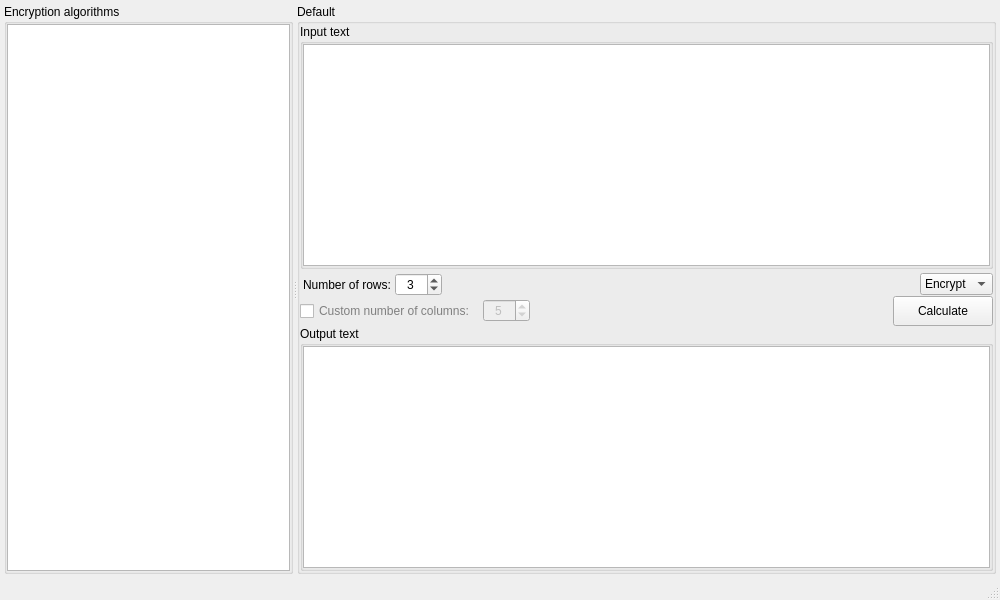
This is src/gui/mainwindow.ui in vasilypht/crypto-methods as Qt 5 draws it before an edit. The edited form follows.
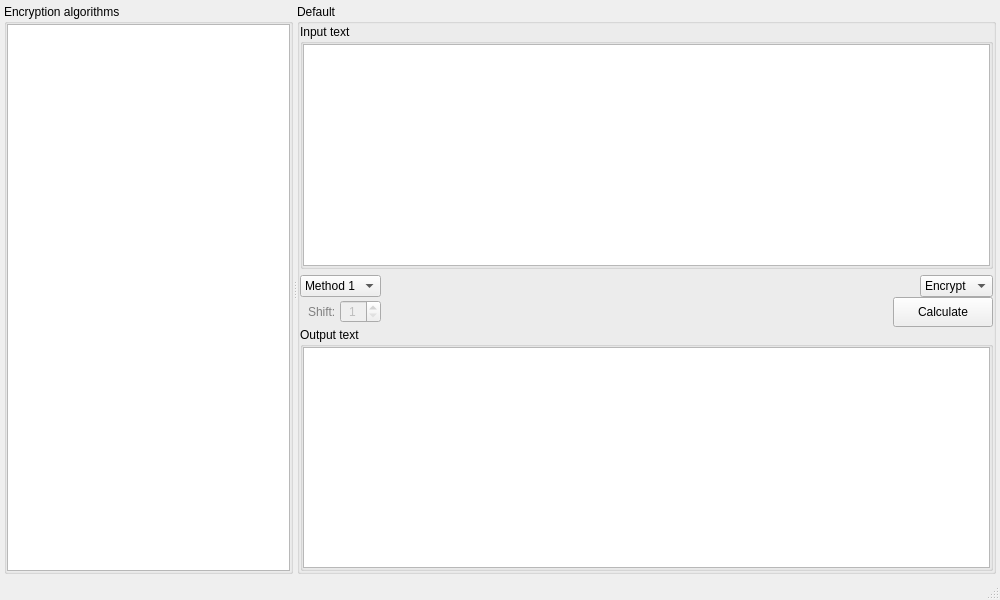
This is the edited form.

What changed in the file:
```diff
--- a/src/gui/mainwindow.ui
+++ b/src/gui/mainwindow.ui
@@ -116,7 +116,7 @@
            </size>
           </property>
           <property name="currentIndex">
-           <number>2</number>
+           <number>3</number>
           </property>
           <widget class="QWidget" name="page_0">
            <layout class="QVBoxLayout" name="verticalLayout_4">
@@ -567,6 +567,224 @@
             </item>
            </layout>
           </widget>
+          <widget class="QWidget" name="page_3">
+           <layout class="QVBoxLayout" name="verticalLayout_13">
+            <property name="spacing">
+             <number>0</number>
+            </property>
+            <property name="leftMargin">
+             <number>0</number>
+            </property>
+            <property name="topMargin">
+             <number>0</number>
+            </property>
+            <property name="rightMargin">
+             <number>0</number>
+            </property>
+            <property name="bottomMargin">
+             <number>0</number>
+            </property>
+            <item>
+             <widget class="QGroupBox" name="page_3_group_box_input">
+              <property name="title">
+               <string>Input text</string>
+              </property>
+              <layout class="QVBoxLayout" name="verticalLayout_11">
+               <property name="spacing">
+                <number>0</number>
+               </property>
+               <property name="leftMargin">
+                <number>0</number>
+               </property>
+               <property name="topMargin">
+                <number>0</number>
+               </property>
+               <property name="rightMargin">
+                <number>0</number>
+               </property>
+               <property name="bottomMargin">
+                <number>0</number>
+               </property>
+               <item>
+                <widget class="QTextEdit" name="page_3_text_edit_input"/>
+               </item>
+              </layout>
+             </widget>
+            </item>
+            <item>
+             <layout class="QHBoxLayout" name="page_3_horizontal_layout_1">
+              <property name="topMargin">
+               <number>6</number>
+              </property>
+              <item>
+               <widget class="QComboBox" name="page_3_combo_box_method">
+                <property name="sizePolicy">
+                 <sizepolicy hsizetype="Fixed" vsizetype="Fixed">
+                  <horstretch>0</horstretch>
+                  <verstretch>0</verstretch>
+                 </sizepolicy>
+                </property>
+                <item>
+                 <property name="text">
+                  <string>Method 1</string>
+                 </property>
+                </item>
+                <item>
+                 <property name="text">
+                  <string>Method 2</string>
+                 </property>
+                </item>
+                <item>
+                 <property name="text">
+                  <string>Method 3</string>
+                 </property>
+                </item>
+               </widget>
+              </item>
+              <item>
+               <spacer name="page_3_horizontal_spacer_1">
+                <property name="orientation">
+                 <enum>Qt::Horizontal</enum>
+                </property>
+                <property name="sizeHint" stdset="0">
+                 <size>
+                  <width>40</width>
+                  <height>20</height>
+                 </size>
+                </property>
+               </spacer>
+              </item>
+              <item>
+               <widget class="QComboBox" name="page_3_combo_box_type">
+                <property name="sizePolicy">
+                 <sizepolicy hsizetype="Fixed" vsizetype="Fixed">
+                  <horstretch>0</horstretch>
+                  <verstretch>0</verstretch>
+                 </sizepolicy>
+                </property>
+                <item>
+                 <property name="text">
+                  <string>Encrypt</string>
+                 </property>
+                </item>
+                <item>
+                 <property name="text">
+                  <string>Decrypt</string>
+                 </property>
+                </item>
+               </widget>
+              </item>
+             </layout>
+            </item>
+            <item>
+             <layout class="QHBoxLayout" name="page_3_horizontal_layout_2">
+              <property name="spacing">
+               <number>4</number>
+              </property>
+              <property name="leftMargin">
+               <number>8</number>
+              </property>
+              <item>
+               <widget class="QLabel" name="page_3_label_shift">
+                <property name="sizePolicy">
+                 <sizepolicy hsizetype="Fixed" vsizetype="Fixed">
+                  <horstretch>0</horstretch>
+                  <verstretch>0</verstretch>
+                 </sizepolicy>
+                </property>
+                <property name="styleSheet">
+                 <string notr="true">color: grey</string>
+                </property>
+                <property name="text">
+                 <string>Shift:</string>
+                </property>
+               </widget>
+              </item>
+              <item>
+               <widget class="QSpinBox" name="page_3_spin_box_shift">
+                <property name="enabled">
+                 <bool>false</bool>
+                </property>
+                <property name="alignment">
+                 <set>Qt::AlignCenter</set>
+                </property>
+                <property name="minimum">
+                 <number>1</number>
+                </property>
+                <property name="singleStep">
+                 <number>2</number>
+                </property>
+               </widget>
+              </item>
+              <item>
+               <spacer name="page_3_horizontal_spacer_2">
+                <property name="orientation">
+                 <enum>Qt::Horizontal</enum>
+                </property>
+                <property name="sizeHint" stdset="0">
+                 <size>
+                  <width>40</width>
+                  <height>20</height>
+                 </size>
+                </property>
+               </spacer>
+              </item>
+              <item>
+               <widget class="QPushButton" name="page_3_button_calc">
+                <property name="sizePolicy">
+                 <sizepolicy hsizetype="Fixed" vsizetype="Fixed">
+                  <horstretch>0</horstretch>
+                  <verstretch>0</verstretch>
+                 </sizepolicy>
+                </property>
+                <property name="minimumSize">
+                 <size>
+                  <width>100</width>
+                  <height>30</height>
+                 </size>
+                </property>
+                <property name="baseSize">
+                 <size>
+                  <width>0</width>
+                  <height>0</height>
+                 </size>
+                </property>
+                <property name="text">
+                 <string>Calculate</string>
+                </property>
+               </widget>
+              </item>
+             </layout>
+            </item>
+            <item>
+             <widget class="QGroupBox" name="page_3_group_box_output">
+              <property name="title">
+               <string>Output text</string>
+              </property>
+              <layout class="QVBoxLayout" name="verticalLayout_12">
+               <property name="spacing">
+                <number>0</number>
+               </property>
+               <property name="leftMargin">
+                <number>0</number>
+               </property>
+               <property name="topMargin">
+                <number>0</number>
+               </property>
+               <property name="rightMargin">
+                <number>0</number>
+               </property>
+               <property name="bottomMargin">
+                <number>0</number>
+               </property>
+               <item>
+                <widget class="QTextEdit" name="page_3_text_edit_output"/>
+               </item>
+              </layout>
+             </widget>
+            </item>
+           </layout>
+          </widget>
          </widget>
         </item>
        </layout>
```
Left out of the diff: 6 changed lines with no effect on the pictures.
